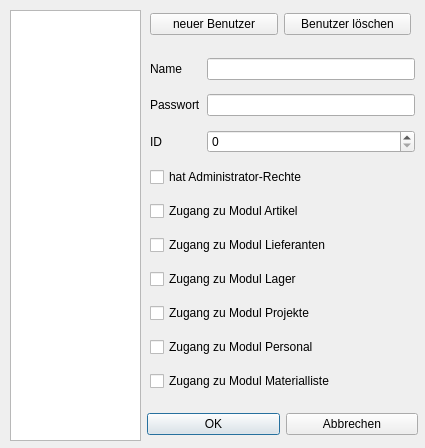
Old version of the form dialog_user.ui in the repository 15831944/CBrain.
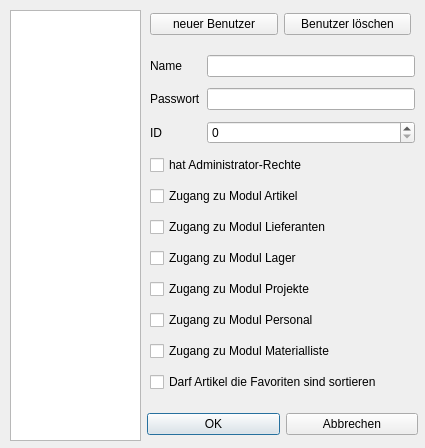
New version of the form.

Diff of the .ui file:
```diff
--- a/dialog_user.ui
+++ b/dialog_user.ui
@@ -119,6 +119,13 @@
       </property>
      </widget>
     </item>
+    <item row="10" column="0" colspan="2">
+     <widget class="QCheckBox" name="checkBox_function_artfavsort">
+      <property name="text">
+       <string>Darf Artikel die Favoriten sind sortieren</string>
+      </property>
+     </widget>
+    </item>
    </layout>
   </widget>
   <widget class="QWidget" name="layoutWidget">
```
Left out of the diff: 6 changed lines with no effect on the pictures.
